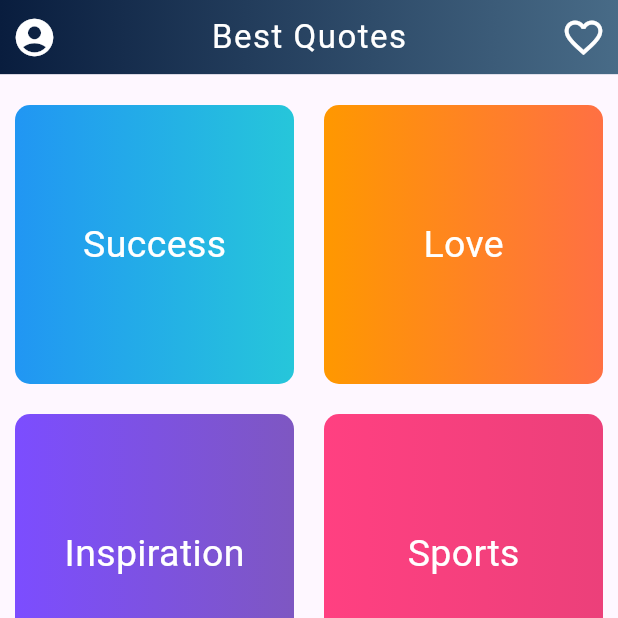
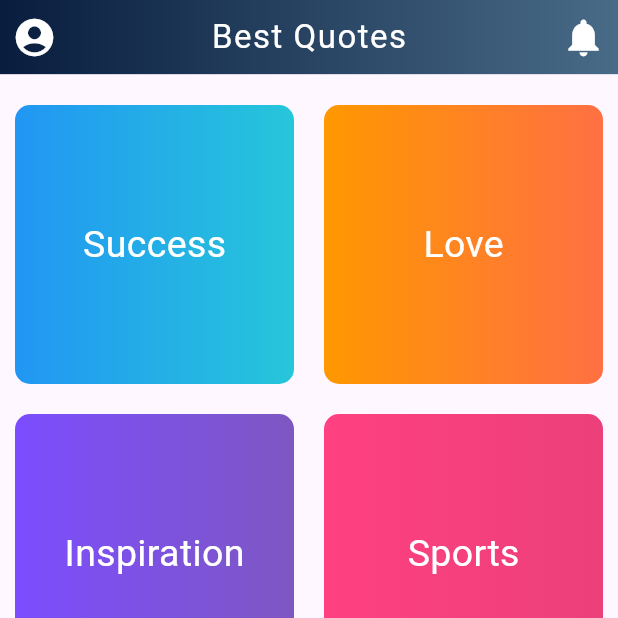
Before and after one commit to Sahilk0809/quote_app, a Flutter app: the screen it shows after launch, on a phone screen of 412 x 824 dp, the top half of it. Run offline on Flutter 3.47's test engine with Material 3 defaults, Android fonts, the phone set to English and light mode, and no system bars; our stand-ins replace carousel_slider, google_fonts, image_gallery_saver; missing offline and left inert: clipboard, share_extend.

Commit message:
16/06/2024

```diff
--- a/lib/routes/routes.dart
+++ b/lib/routes/routes.dart
@@ -2,6 +2,7 @@ import 'package:flutter/material.dart';
 import 'package:quote_app/screens/home/homeScreen.dart';
 import 'package:quote_app/screens/imagescreen/imagescreen.dart';
 import 'package:quote_app/screens/quote/quotescreen.dart';
+import 'package:quote_app/screens/wishscreen/wishscreen.dart';
 import '../screens/splash/splashScreen.dart';
 
 class Routes{
@@ -10,5 +11,6 @@ class Routes{
     '/home': (context)=> const HomeScreen(),
     '/quote': (context)=> const QuoteScreen(),
     '/image': (context)=> const ImageScreen(),
+    '/wishs': (context)=> const WishScreen(),
   };
 }
--- a/lib/screens/home/homescreen.dart
+++ b/lib/screens/home/homescreen.dart
@@ -176,7 +176,7 @@ Container appBar(double height, {icon}) {
             ),
           ),
           Icon(
-            Icons.favorite_border,
+            Icons.notifications,
             size: 30,
             color: Colors.white,
           ),
--- a/lib/utils/global.dart
+++ b/lib/utils/global.dart
@@ -60,6 +60,10 @@ List<Color> colorPick = [
   Colors.indigo,
 ];
 
+List likeList = [];
+
+bool isLike = false;
+
 bool isGrid = true;
 
 GlobalKey repaintKey = GlobalKey();
--- a/pubspec.yaml
+++ b/pubspec.yaml
@@ -40,6 +40,7 @@ dependencies:
   image_gallery_saver: ^2.0.3
   google_fonts: ^6.2.1
   carousel_slider: ^4.2.1
+  clipboard: ^0.1.3
 
 dev_dependencies:
   flutter_test:
```
Also changed, not shown: lib/screens/quote/quotescreen.dart (+7 -5 lines), lib/screens/wishscreen/wishscreen.dart (added, +22 -0 lines), pubspec.lock.
